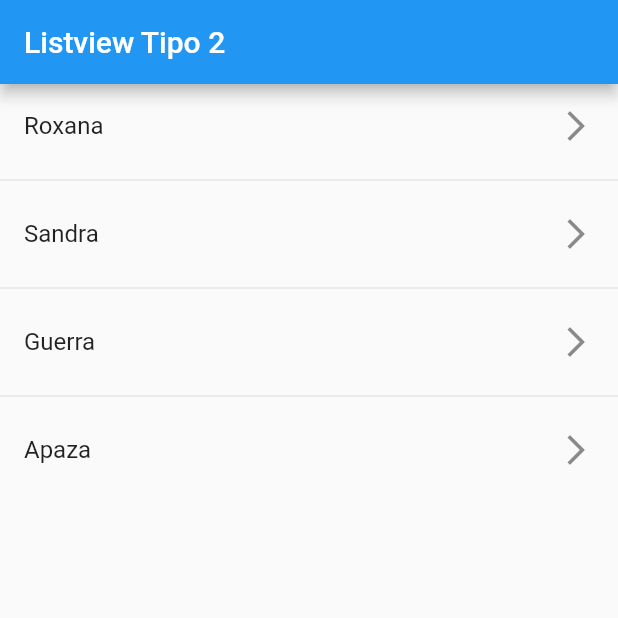
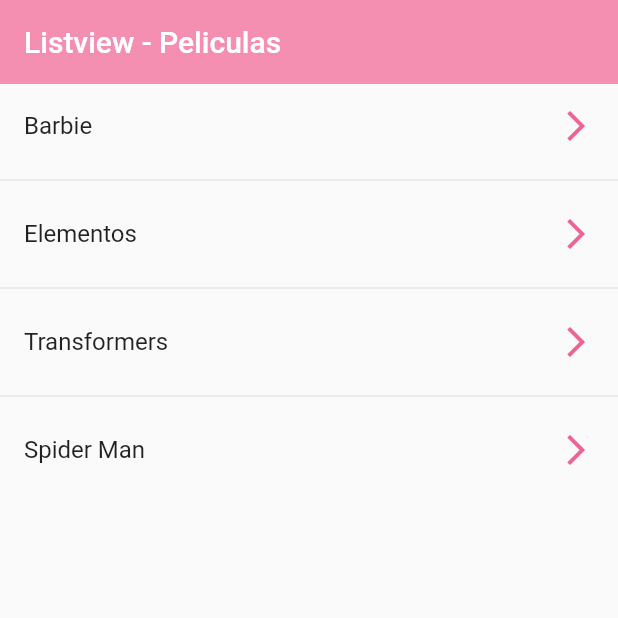
Before and after one commit to roxanaguerra/desings_components_flutter, a Flutter app: the screen it shows after launch, on a phone screen of 412 x 824 dp, the top half of it. Run offline on Flutter 3.47's test engine with Material 2 defaults, Android fonts, the phone set to English and light mode, and no system bars.

Commit message:
Taps sobre los ListTiles y estilo del AppBar - 67

```diff
--- a/lib/main.dart
+++ b/lib/main.dart
@@ -1,5 +1,5 @@
 import 'package:flutter/material.dart';
-import 'package:desings_components/screens/listview1_screen.dart';
+// import 'package:desings_components/screens/listview1_screen.dart';
 import 'package:desings_components/screens/listview2_screen.dart';
 
 void main() => runApp(const MyApp());
--- a/lib/screens/listview1_screen.dart
+++ b/lib/screens/listview1_screen.dart
@@ -1,7 +1,7 @@
 import 'package:flutter/material.dart';
 
 class ListView1Screen extends StatelessWidget {
-  final options = const ["Roxana", "Sandra", "Guerra", "Apaza"];
+  final options = const ['Roxana', 'Sandra', 'Guerra', 'Apaza'];
 
   ListView1Screen({Key? key}) : super(key: key);
 
@@ -17,7 +17,7 @@
                 .map((names) => ListTile(
                       leading: const Icon(Icons.accessibility),
                       trailing: const Icon(Icons.arrow_forward_ios_outlined),
-                      title: Text("Holitas $names"),
+                      title: Text('Holitas $names'),
                     ))
                 .toList(),
 
--- a/lib/screens/listview2_screen.dart
+++ b/lib/screens/listview2_screen.dart
@@ -1,7 +1,7 @@
 import 'package:flutter/material.dart';
 
 class ListView2Screen extends StatelessWidget {
-  final options = const ["Roxana", "Sandra", "Guerra", "Apaza"];
+  final options = const ["Barbie", "Elementos", "Transformers", "Spider Man"];
 
   ListView2Screen({Key? key}) : super(key: key);
 
@@ -9,13 +9,20 @@
   Widget build(BuildContext context) {
     return Scaffold(
         appBar: AppBar(
-          title: const Text("Listview Tipo 2"),
+          title: const Text("Listview - Peliculas"),
+          elevation: 0, // sombra en el appbar
+          backgroundColor: Colors.pink[200], //Colors: es un obj
         ),
         body: ListView.separated(
           itemCount: options.length,
-          itemBuilder: (context, index) => ListTile(
-            trailing: const Icon(Icons.arrow_forward_ios_outlined),
-            title: Text(options[index]),
+          itemBuilder: (context, i) => ListTile(
+            trailing:
+                Icon(Icons.arrow_forward_ios_outlined, color: Colors.pink[300]),
+            onTap: () {
+              final game = options[i];
+              print(game);
+            },
+            title: Text(options[i]),
           ),
           separatorBuilder: (_, __) => Divider(),
         ));
```
